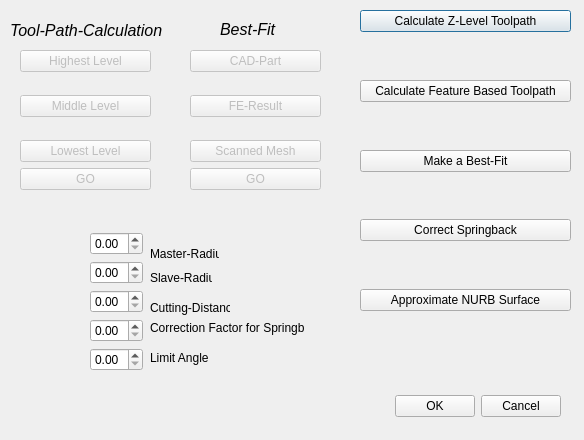
First picture: the form in src/Mod/Cam/Gui/Cutting.ui, repository berndhahnebach/All_FreeCAD, before the edit.
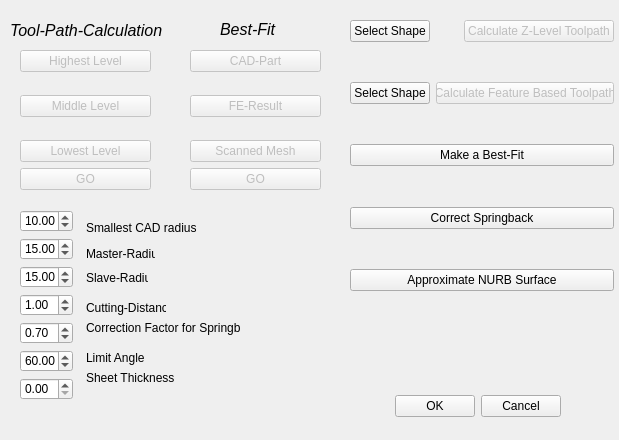
Second picture: the form after the edit.

What changed in the file:
```diff
--- a/src/Mod/Cam/Gui/Cutting.ui
+++ b/src/Mod/Cam/Gui/Cutting.ui
@@ -8,170 +8,13 @@
    <rect>
     <x>0</x>
     <y>0</y>
-    <width>584</width>
+    <width>619</width>
     <height>440</height>
    </rect>
   </property>
   <property name="windowTitle" >
    <string>Dialog</string>
   </property>
-  <widget class="QLabel" name="label" >
-   <property name="geometry" >
-    <rect>
-     <x>150</x>
-     <y>240</y>
-     <width>69</width>
-     <height>28</height>
-    </rect>
-   </property>
-   <property name="text" >
-    <string>Master-Radius</string>
-   </property>
-  </widget>
-  <widget class="QLabel" name="label_2" >
-   <property name="geometry" >
-    <rect>
-     <x>150</x>
-     <y>270</y>
-     <width>62</width>
-     <height>16</height>
-    </rect>
-   </property>
-   <property name="text" >
-    <string>Slave-Radius</string>
-   </property>
-  </widget>
-  <widget class="QLabel" name="label_4" >
-   <property name="geometry" >
-    <rect>
-     <x>150</x>
-     <y>320</y>
-     <width>155</width>
-     <height>16</height>
-    </rect>
-   </property>
-   <property name="text" >
-    <string>Correction Factor for Springback</string>
-   </property>
-  </widget>
-  <widget class="QLabel" name="label_5" >
-   <property name="geometry" >
-    <rect>
-     <x>150</x>
-     <y>350</y>
-     <width>155</width>
-     <height>16</height>
-    </rect>
-   </property>
-   <property name="text" >
-    <string>Limit Angle</string>
-   </property>
-  </widget>
-  <widget class="QWidget" name="verticalLayout_3" >
-   <property name="geometry" >
-    <rect>
-     <x>360</x>
-     <y>10</y>
-     <width>211</width>
-     <height>301</height>
-    </rect>
-   </property>
-   <layout class="QVBoxLayout" >
-    <property name="margin" >
-     <number>0</number>
-    </property>
-    <property name="spacing" >
-     <number>6</number>
-    </property>
-    <item>
-     <widget class="QPushButton" name="CalculcateZLevel" >
-      <property name="text" >
-       <string>Calculate Z-Level Toolpath</string>
-      </property>
-     </widget>
-    </item>
-    <item>
-     <spacer>
-      <property name="orientation" >
-       <enum>Qt::Vertical</enum>
-      </property>
-      <property name="sizeHint" >
-       <size>
-        <width>20</width>
-        <height>40</height>
-       </size>
-      </property>
-     </spacer>
-    </item>
-    <item>
-     <widget class="QPushButton" name="pushButton_3" >
-      <property name="text" >
-       <string>Calculate Feature Based Toolpath</string>
-      </property>
-     </widget>
-    </item>
-    <item>
-     <spacer>
-      <property name="orientation" >
-       <enum>Qt::Vertical</enum>
-      </property>
-      <property name="sizeHint" >
-       <size>
-        <width>20</width>
-        <height>40</height>
-       </size>
-      </property>
-     </spacer>
-    </item>
-    <item>
-     <widget class="QPushButton" name="pushButton" >
-      <property name="text" >
-       <string>Make a Best-Fit</string>
-      </property>
-     </widget>
-    </item>
-    <item>
-     <spacer>
-      <property name="orientation" >
-       <enum>Qt::Vertical</enum>
-      </property>
-      <property name="sizeHint" >
-       <size>
-        <width>20</width>
-        <height>40</height>
-       </size>
-      </property>
-     </spacer>
-    </item>
-    <item>
-     <widget class="QPushButton" name="pushButton_4" >
-      <property name="text" >
-       <string>Correct Springback</string>
-      </property>
-     </widget>
-    </item>
-    <item>
-     <spacer>
-      <property name="orientation" >
-       <enum>Qt::Vertical</enum>
-      </property>
-      <property name="sizeHint" >
-       <size>
-        <width>20</width>
-        <height>40</height>
-       </size>
-      </property>
-     </spacer>
-    </item>
-    <item>
-     <widget class="QPushButton" name="pushButton_5" >
-      <property name="text" >
-       <string>Approximate NURB Surface</string>
-      </property>
-     </widget>
-    </item>
-   </layout>
-  </widget>
   <widget class="QWidget" name="verticalLayout" >
    <property name="geometry" >
     <rect>
@@ -372,10 +215,144 @@
 &lt;p style=" margin-top:0px; margin-bottom:0px; margin-left:0px; margin-right:0px; -qt-block-indent:0; text-indent:0px; font-size:8pt;">&lt;span style=" font-size:12pt; font-style:italic;">Tool-Path-Calculation&lt;/span>&lt;/p>&lt;/body>&lt;/html></string>
    </property>
   </widget>
+  <widget class="QWidget" name="verticalLayout_2" >
+   <property name="geometry" >
+    <rect>
+     <x>20</x>
+     <y>210</y>
+     <width>53</width>
+     <height>190</height>
+    </rect>
+   </property>
+   <layout class="QVBoxLayout" >
+    <property name="margin" >
+     <number>0</number>
+    </property>
+    <property name="spacing" >
+     <number>6</number>
+    </property>
+    <item>
+     <spacer>
+      <property name="orientation" >
+       <enum>Qt::Vertical</enum>
+      </property>
+      <property name="sizeHint" >
+       <size>
+        <width>20</width>
+        <height>40</height>
+       </size>
+      </property>
+     </spacer>
+    </item>
+    <item>
+     <widget class="QDoubleSpinBox" name="cad_radius_box" >
+      <property name="value" >
+       <double>10.000000000000000</double>
+      </property>
+     </widget>
+    </item>
+    <item>
+     <widget class="QDoubleSpinBox" name="master_radius_box" >
+      <property name="cursor" >
+       <cursor>0</cursor>
+      </property>
+      <property name="maximum" >
+       <double>20.000000000000000</double>
+      </property>
+      <property name="value" >
+       <double>15.000000000000000</double>
+      </property>
+     </widget>
+    </item>
+    <item>
+     <widget class="QDoubleSpinBox" name="slave_radius_box" >
+      <property name="value" >
+       <double>15.000000000000000</double>
+      </property>
+     </widget>
+    </item>
+    <item>
+     <widget class="QDoubleSpinBox" name="level_distance_box" >
+      <property name="value" >
+       <double>1.000000000000000</double>
+      </property>
+     </widget>
+    </item>
+    <item>
+     <widget class="QDoubleSpinBox" name="correction_factor_box" >
+      <property name="value" >
+       <double>0.700000000000000</double>
+      </property>
+     </widget>
+    </item>
+    <item>
+     <widget class="QDoubleSpinBox" name="limit_angle_box" >
+      <property name="value" >
+       <double>60.000000000000000</double>
+      </property>
+     </widget>
+    </item>
+    <item>
+     <widget class="QDoubleSpinBox" name="sheet_thickness_box" />
+    </item>
+    <item>
+     <spacer>
+      <property name="orientation" >
+       <enum>Qt::Vertical</enum>
+      </property>
+      <property name="sizeHint" >
+       <size>
+        <width>20</width>
+        <height>40</height>
+       </size>
+      </property>
+     </spacer>
+    </item>
+   </layout>
+  </widget>
+  <widget class="QLabel" name="label_6" >
+   <property name="geometry" >
+    <rect>
+     <x>86</x>
+     <y>220</y>
+     <width>155</width>
+     <height>16</height>
+    </rect>
+   </property>
+   <property name="text" >
+    <string>Smallest CAD radius</string>
+   </property>
+  </widget>
+  <widget class="QLabel" name="label" >
+   <property name="geometry" >
+    <rect>
+     <x>86</x>
+     <y>240</y>
+     <width>69</width>
+     <height>28</height>
+    </rect>
+   </property>
+   <property name="text" >
+    <string>Master-Radius</string>
+   </property>
+  </widget>
+  <widget class="QLabel" name="label_2" >
+   <property name="geometry" >
+    <rect>
+     <x>86</x>
+     <y>270</y>
+     <width>62</width>
+     <height>16</height>
+    </rect>
+   </property>
+   <property name="text" >
+    <string>Slave-Radius</string>
+   </property>
+  </widget>
   <widget class="QLabel" name="label_3" >
    <property name="geometry" >
     <rect>
-     <x>150</x>
+     <x>86</x>
      <y>300</y>
      <width>80</width>
      <height>16</height>
@@ -385,13 +362,52 @@
     <string>Cutting-Distance</string>
    </property>
   </widget>
-  <widget class="QWidget" name="verticalLayout_2" >
+  <widget class="QLabel" name="label_4" >
    <property name="geometry" >
     <rect>
-     <x>90</x>
-     <y>210</y>
-     <width>53</width>
-     <height>184</height>
+     <x>86</x>
+     <y>320</y>
+     <width>155</width>
+     <height>16</height>
+    </rect>
+   </property>
+   <property name="text" >
+    <string>Correction Factor for Springback</string>
+   </property>
+  </widget>
+  <widget class="QLabel" name="label_5" >
+   <property name="geometry" >
+    <rect>
+     <x>86</x>
+     <y>350</y>
+     <width>155</width>
+     <height>16</height>
+    </rect>
+   </property>
+   <property name="text" >
+    <string>Limit Angle</string>
+   </property>
+  </widget>
+  <widget class="QLabel" name="label_9" >
+   <property name="geometry" >
+    <rect>
+     <x>86</x>
+     <y>370</y>
+     <width>155</width>
+     <height>16</height>
+    </rect>
+   </property>
+   <property name="text" >
+    <string>Sheet Thickness</string>
+   </property>
+  </widget>
+  <widget class="QWidget" name="" >
+   <property name="geometry" >
+    <rect>
+     <x>350</x>
+     <y>20</y>
+     <width>264</width>
+     <height>271</height>
     </rect>
    </property>
    <layout class="QVBoxLayout" >
@@ -401,6 +417,60 @@
     <property name="spacing" >
      <number>6</number>
     </property>
+    <item>
+     <layout class="QHBoxLayout" >
+      <property name="margin" >
+       <number>0</number>
+      </property>
+      <property name="spacing" >
+       <number>6</number>
+      </property>
+      <item>
+       <widget class="QPushButton" name="select_shape_z_level_button" >
+        <property name="toolTip" >
+         <string>Select Shape to Cut</string>
+        </property>
+        <property name="text" >
+         <string>Select Shape</string>
+        </property>
+       </widget>
+      </item>
+      <item>
+       <spacer>
+        <property name="orientation" >
+         <enum>Qt::Horizontal</enum>
+        </property>
+        <property name="sizeHint" >
+         <size>
+          <width>40</width>
+          <height>20</height>
+         </size>
+        </property>
+       </spacer>
+      </item>
+      <item>
+       <widget class="QPushButton" name="CalculcateZLevel" >
+        <property name="enabled" >
+         <bool>false</bool>
+        </property>
+        <property name="sizePolicy" >
+         <sizepolicy>
+          <hsizetype>1</hsizetype>
+          <vsizetype>0</vsizetype>
+          <horstretch>0</horstretch>
+          <verstretch>6</verstretch>
+         </sizepolicy>
+        </property>
+        <property name="toolTip" >
+         <string/>
+        </property>
+        <property name="text" >
+         <string>Calculate Z-Level Toolpath</string>
+        </property>
+       </widget>
+      </item>
+     </layout>
+    </item>
     <item>
      <spacer>
       <property name="orientation" >
@@ -415,19 +485,90 @@
      </spacer>
     </item>
     <item>
-     <widget class="QDoubleSpinBox" name="doubleSpinBox" />
+     <layout class="QHBoxLayout" >
+      <property name="margin" >
+       <number>0</number>
+      </property>
+      <property name="spacing" >
+       <number>6</number>
+      </property>
+      <item>
+       <widget class="QPushButton" name="select_shape_feature_based_button" >
+        <property name="toolTip" >
+         <string>Select Shape to Cut</string>
+        </property>
+        <property name="text" >
+         <string>Select Shape</string>
+        </property>
+       </widget>
+      </item>
+      <item>
+       <spacer>
+        <property name="orientation" >
+         <enum>Qt::Horizontal</enum>
+        </property>
+        <property name="sizeHint" >
+         <size>
+          <width>40</width>
+          <height>20</height>
+         </size>
+        </property>
+       </spacer>
+      </item>
+      <item>
+       <widget class="QPushButton" name="CalculcateFeatureBased" >
+        <property name="enabled" >
+         <bool>false</bool>
+        </property>
+        <property name="text" >
+         <string>Calculate Feature Based Toolpath</string>
+        </property>
+        <property name="autoDefault" >
+         <bool>true</bool>
+        </property>
+       </widget>
+      </item>
+     </layout>
     </item>
     <item>
-     <widget class="QDoubleSpinBox" name="doubleSpinBox_2" />
+     <spacer>
+      <property name="orientation" >
+       <enum>Qt::Vertical</enum>
+      </property>
+      <property name="sizeHint" >
+       <size>
+        <width>20</width>
+        <height>40</height>
+       </size>
+      </property>
+     </spacer>
     </item>
     <item>
-     <widget class="QDoubleSpinBox" name="doubleSpinBox_3" />
+     <widget class="QPushButton" name="pushButton" >
+      <property name="text" >
+       <string>Make a Best-Fit</string>
+      </property>
+     </widget>
     </item>
     <item>
-     <widget class="QDoubleSpinBox" name="doubleSpinBox_4" />
+     <spacer>
+      <property name="orientation" >
+       <enum>Qt::Vertical</enum>
+      </property>
+      <property name="sizeHint" >
+       <size>
+        <width>20</width>
+        <height>40</height>
+       </size>
+      </property>
+     </spacer>
     </item>
     <item>
-     <widget class="QDoubleSpinBox" name="doubleSpinBox_5" />
+     <widget class="QPushButton" name="pushButton_4" >
+      <property name="text" >
+       <string>Correct Springback</string>
+      </property>
+     </widget>
     </item>
     <item>
      <spacer>
@@ -442,6 +583,13 @@
       </property>
      </spacer>
     </item>
+    <item>
+     <widget class="QPushButton" name="pushButton_5" >
+      <property name="text" >
+       <string>Approximate NURB Surface</string>
+      </property>
+     </widget>
+    </item>
    </layout>
   </widget>
   <widget class="QWidget" name="layoutWidget" >
```
